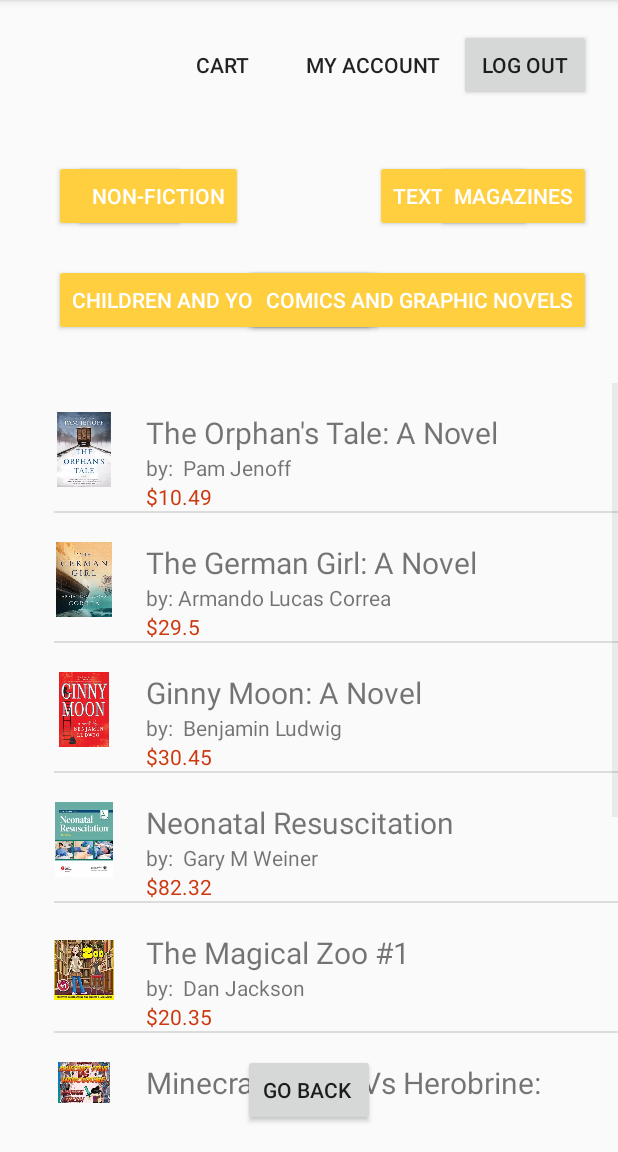
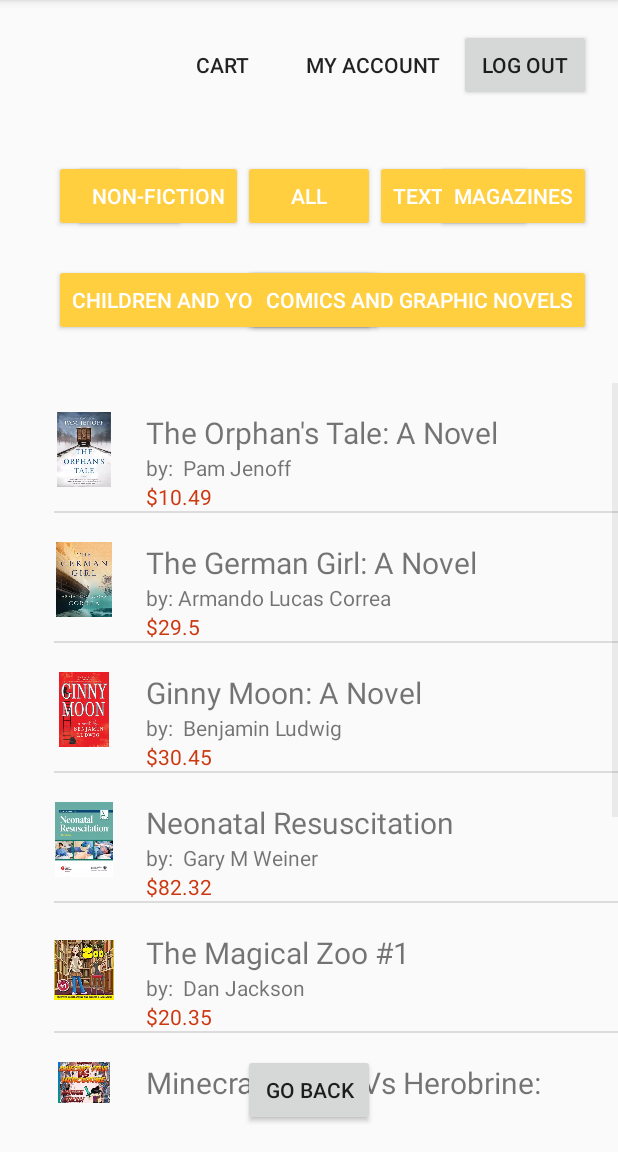
Before and after one commit to GraceJi0/project, an Android app: the SearchCategoryActivity screen opened directly, with no data from a screen before it, on a phone screen of 412 x 824 dp, the part 84-1236 px from its top. Run offline under Robolectric (Android 15) with nearby library versions, the phone set to English and light mode, and no system bars.

Commit message:
add an ALL button in category page
allow users to view all books by clicking on the ALL button

```diff
--- a/Project/BookOrderingSystem/app/src/main/java/comp3350project/bookorderingsystem/presentation/SearchCategoryActivity.java
+++ b/Project/BookOrderingSystem/app/src/main/java/comp3350project/bookorderingsystem/presentation/SearchCategoryActivity.java
@@ -18,7 +18,7 @@ import comp3350project.bookorderingsystem.objects.Book;
 public class SearchCategoryActivity extends AppCompatActivity {
     private String accountName;
     private ListView listView;
-
+    private ArrayList<Book> bookList;
     @Override
     protected void onCreate(Bundle savedInstanceState)
     {
@@ -29,7 +29,7 @@ public class SearchCategoryActivity extends AppCompatActivity {
         accountName = intent.getStringExtra("name");
 
         AccessBook accessBook = new AccessBook();
-        ArrayList<Book> bookList = accessBook.getBookList();
+        bookList = accessBook.getBookList();
         setListView(bookList);
         setButton(accessBook);
     }
@@ -106,6 +106,16 @@ public class SearchCategoryActivity extends AppCompatActivity {
                 setListView(accessBook.searchBookCategory("other"));
             }
         });
+
+        Button allBooks = (Button)findViewById(R.id.allBut);
+        allBooks.setOnClickListener(new View.OnClickListener()
+        {
+            @Override
+            public void onClick(View v)
+            {
+                setListView(bookList);
+            }
+        });
     }
 
     public void setListView(final ArrayList<Book> booksList)
--- a/Project/BookOrderingSystem/app/src/main/res/layout/activity_search_category.xml
+++ b/Project/BookOrderingSystem/app/src/main/res/layout/activity_search_category.xml
@@ -129,5 +129,15 @@
         android:layout_alignParentBottom="true"
         android:layout_alignRight="@+id/otherBut"
         android:layout_marginBottom="17dp"
-        android:text="go back " />
+        android:text="go back" />
+
+    <Button
+        android:id="@+id/allBut"
+        style="@style/Widget.AppCompat.Button.Colored"
+        android:layout_width="wrap_content"
+        android:layout_height="wrap_content"
+        android:layout_alignBottom="@+id/textBookBut"
+        android:layout_alignEnd="@+id/otherBut"
+        android:layout_alignRight="@+id/otherBut"
+        android:text="all" />
 </RelativeLayout>
```
